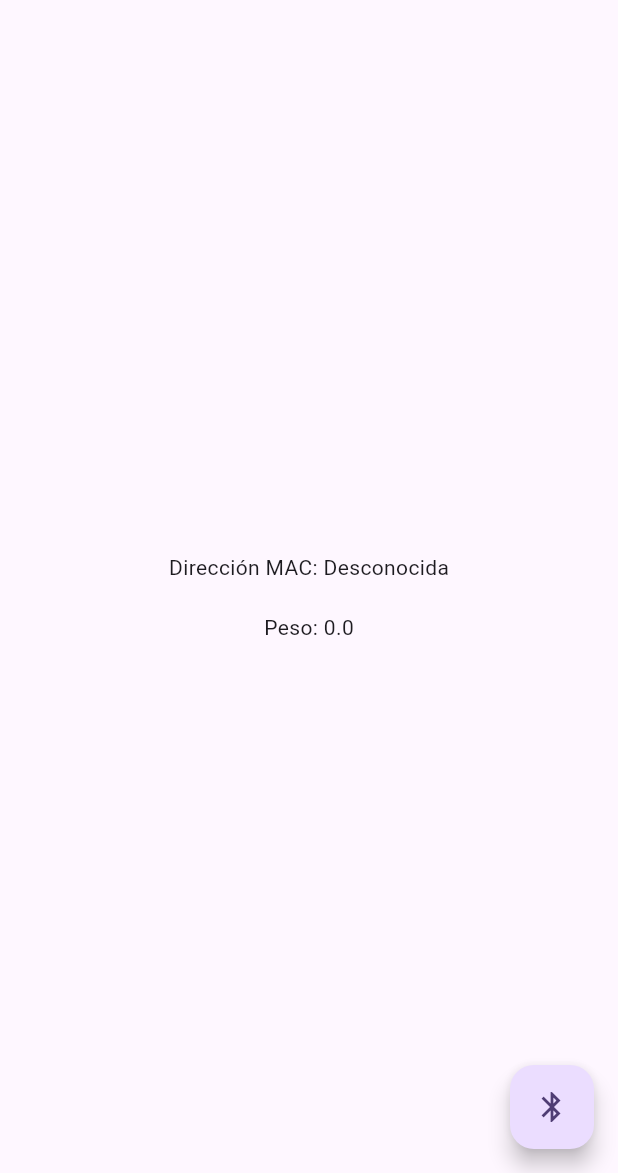
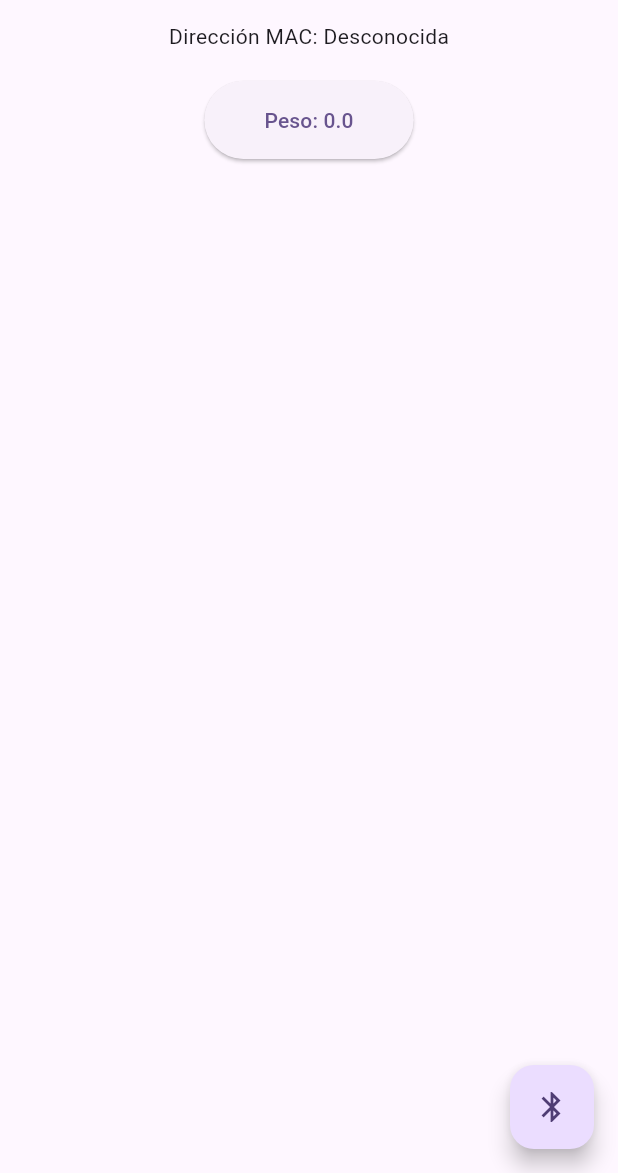
Before and after one commit to morangullit/flutter_connec_bluetooth, a Flutter app: the screen it shows after launch, on a phone screen of 412 x 824 dp, the part 63-1236 px from its top. Run offline on Flutter 3.47's test engine with Material 2 defaults, Android fonts, the phone set to English and light mode, and no system bars; our stand-ins replace flutter_bluetooth_serial.

Commit message:
agregando elevatedbutton para el peso

```diff
--- a/lib/bluetooth_weight_notifier.dart
+++ b/lib/bluetooth_weight_notifier.dart
@@ -16,6 +16,7 @@ class BluetoothWeightNotifier extends ChangeNotifier {
   String? get connectedDeviceName => _connectedDeviceName;
   String? get connectedDeviceAddress => _connectedDeviceAddress;
   bool get isConnected => _connection != null && _connection!.isConnected;
+  List<double> weightHistory = [];
 
   final StreamController<double> _weightStreamController = StreamController<double>.broadcast();
   Stream<double> get weightStream => _weightStreamController.stream;
@@ -115,6 +116,11 @@ class BluetoothWeightNotifier extends ChangeNotifier {
     print('Nuevo Peso: $newWeight');
   }
 
+  void captureWeight(double weight) {
+    weightHistory.add(weight);
+    notifyListeners();
+  }
+
   @override
   void dispose() {
     if (_connection != null) {
--- a/lib/home_page.dart
+++ b/lib/home_page.dart
@@ -4,7 +4,7 @@ import 'package:provider/provider.dart';
 import 'bluetooth_weight_notifier.dart';
 
 class HomePage extends StatelessWidget {
-  const HomePage({super.key});
+  const HomePage({Key? key});
 
   @override
   Widget build(BuildContext context) {
@@ -29,6 +29,10 @@ class HomePage extends StatelessWidget {
             ),
             const SizedBox(height: 20),
             const WeightDisplay(),
+            const SizedBox(height: 20),
+            Expanded(
+              child: WeightHistoryList(), // Permitir hacer scroll en el historial de pesos.
+            ),
           ],
         ),
       ),
@@ -111,15 +115,45 @@ class HomePage extends StatelessWidget {
 }
 
 class WeightDisplay extends StatelessWidget {
-  const WeightDisplay({super.key});
+  const WeightDisplay({Key? key});
 
   @override
   Widget build(BuildContext context) {
     return Consumer<BluetoothWeightNotifier>(
       builder: (context, bluetoothNotifier, child) {
         double weight = bluetoothNotifier.weight;
-        return Text('Peso: $weight');
+        return ElevatedButton(
+          onPressed: () {
+            // Capturar el peso y agregarlo a la lista
+            bluetoothNotifier.captureWeight(weight);
+          },
+          child: Container(
+            padding: const EdgeInsets.all(16.0),
+            child: Text('Peso: $weight'),
+          ),
+        );
       },
     );
   }
 }
+
+class WeightHistoryList extends StatelessWidget {
+  const WeightHistoryList({Key? key});
+
+  @override
+  Widget build(BuildContext context) {
+    return Consumer<BluetoothWeightNotifier>(
+      builder: (context, bluetoothNotifier, child) {
+        List<double> weightHistory = bluetoothNotifier.weightHistory;
+        return ListView.builder(
+          itemCount: weightHistory.length,
+          itemBuilder: (context, index) {
+            return ListTile(
+              title: Text('Peso: ${weightHistory[index].toStringAsFixed(2)}'), // Mostrar dos decimales.
+            );
+          },
+        );
+      },
+    );
+  }
+}
```
